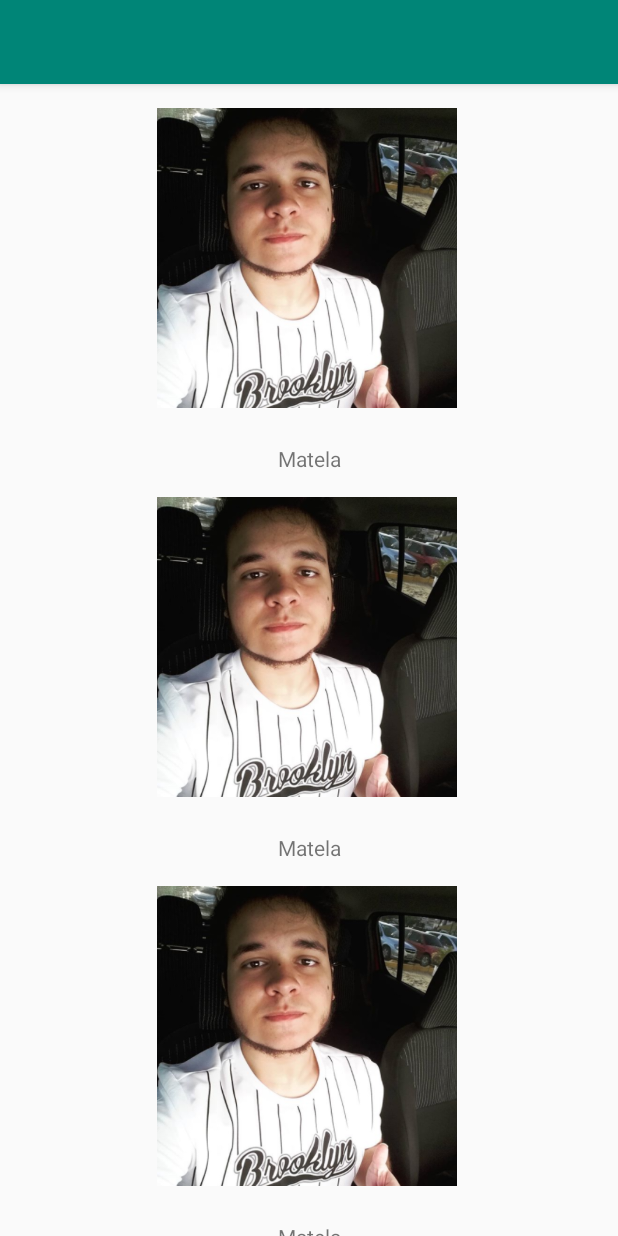
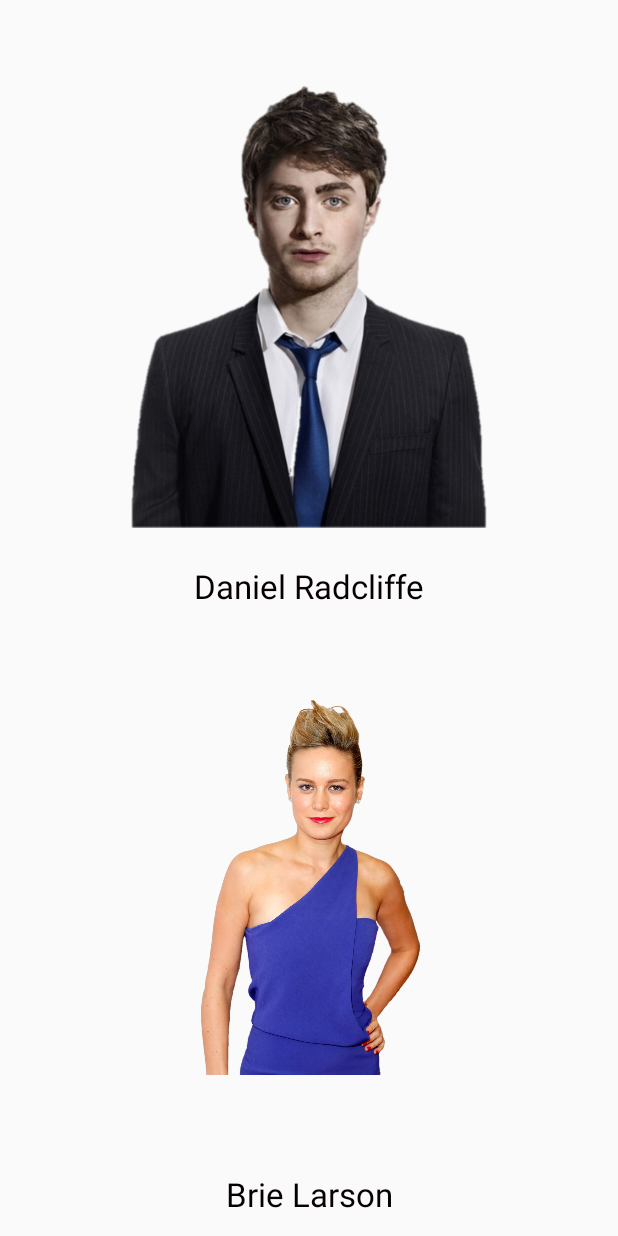
Before and after one commit to matheustimbo/celebrities, an Android app: the screen it shows after launch (MainActivity), on a phone screen of 412 x 824 dp. Run offline under Robolectric (Android 15) with nearby library versions, the phone set to English and light mode, and no system bars.

Commit message:
telas sem a title bar e celebridades na main

```diff
--- a/android/app/src/main/java/com/example/celebrities/DetailsActivity.kt
+++ b/android/app/src/main/java/com/example/celebrities/DetailsActivity.kt
@@ -2,11 +2,13 @@ package com.example.celebrities
 
 import android.app.Activity
 import android.os.Bundle
+import android.view.WindowManager
 
 class DetailsActivity: Activity() {
     override fun onCreate(savedInstanceState: Bundle?) {
         super.onCreate(savedInstanceState)
         setContentView(R.layout.activity_details)
+        window.setFlags(WindowManager.LayoutParams.FLAG_FULLSCREEN, WindowManager.LayoutParams.FLAG_FULLSCREEN)
     }
 
 
--- a/android/app/src/main/java/com/example/celebrities/MainActivity.kt
+++ b/android/app/src/main/java/com/example/celebrities/MainActivity.kt
@@ -2,7 +2,12 @@ package com.example.celebrities
 
 import androidx.appcompat.app.AppCompatActivity
 import android.os.Bundle
+import android.view.WindowManager
+import androidx.core.app.ActivityCompat
+import androidx.core.app.ActivityOptionsCompat
+import androidx.core.view.ViewCompat
 import androidx.recyclerview.widget.LinearLayoutManager
+import androidx.recyclerview.widget.RecyclerView
 import kotlinx.android.synthetic.main.activity_main.*
 import org.jetbrains.anko.startActivity
 
@@ -13,23 +18,40 @@ class MainActivity : AppCompatActivity() {
     override fun onCreate(savedInstanceState: Bundle?) {
         super.onCreate(savedInstanceState)
         setContentView(R.layout.activity_main)
+
+
         celebritiesAdapter = CelebritiesAdapter(
             onItemClicked = {
                 startActivity<DetailsActivity>()
+
             }
         )
-        celebritiesList.layoutManager = LinearLayoutManager(this)
+        celebritiesList.layoutManager = LinearLayoutManager(this) as RecyclerView.LayoutManager?
         celebritiesList.adapter = celebritiesAdapter
 
         var celebrities = mutableListOf<Celebrity>(
-            Celebrity("Matela", R.drawable.matela, "Fala dev"),
-            Celebrity("Matela", R.drawable.matela, "Fala dev"),
-            Celebrity("Matela", R.drawable.matela, "Fala dev"),
-            Celebrity("Matela", R.drawable.matela, "Fala dev")
+            Celebrity("Daniel Radcliffe", R.drawable.danielradcliffe, "Fala dev"),
+            Celebrity("Brie Larson", R.drawable.brielarson, "Fala dev"),
+            Celebrity("Rami Malek", R.drawable.ramimalek, "Fala dev"),
+            Celebrity("Tom Holland", R.drawable.tomholland, "Fala dev"),
+            Celebrity("Scarlet jonhason", R.drawable.scarletjonhason, "Fala dev"),
+            Celebrity("Michael Fassbender", R.drawable.michaelfassbender, "Fala dev"),
+            Celebrity("Miranda Cosgrove", R.drawable.mirandacosgrove, "Fala dev"),
+            Celebrity("Joaquin Phoenix", R.drawable.joaquinphoenixjoker, "Fala dev"),
+            Celebrity("Benedict Cumberbatch", R.drawable.benedictcumberbatch, "Fala dev"),
+            Celebrity("James Mcvoy", R.drawable.jamesmcvoy, "Fala dev")
         )
+
+
 
         celebritiesAdapter.refresh(
             celebrities
         )
     }
 }
+// window.setFlags(WindowManager.LayoutParams.FLAG_FULLSCREEN, WindowManager.LayoutParams.FLAG_FULLSCREEN)
+//
+//
+//
+//
+//
--- a/android/app/src/main/res/layout/celebrity_holder.xml
+++ b/android/app/src/main/res/layout/celebrity_holder.xml
@@ -9,15 +9,15 @@
 
     <ImageView
         android:id="@+id/imageView"
-        android:layout_width="200dp"
-        android:layout_height="200dp"
+        android:layout_width="381dp"
+        android:layout_height="336dp"
         android:layout_marginStart="16dp"
         android:layout_marginTop="16dp"
         android:layout_marginEnd="16dp"
         app:layout_constraintEnd_toEndOf="parent"
         app:layout_constraintHorizontal_bias="0.492"
         app:layout_constraintStart_toStartOf="parent"
-        app:layout_constraintTop_toTopOf="parent"/>
+        app:layout_constraintTop_toTopOf="parent" />
 
     <TextView
         android:id="@+id/textView"
@@ -27,6 +27,8 @@
         android:layout_marginTop="24dp"
         android:layout_marginEnd="16dp"
         android:text="TextView"
+        android:textColor="#070000"
+        android:textSize="22sp"
         app:layout_constraintEnd_toEndOf="parent"
         app:layout_constraintStart_toStartOf="parent"
         app:layout_constraintTop_toBottomOf="@+id/imageView" />
--- a/android/app/src/main/res/values/styles.xml
+++ b/android/app/src/main/res/values/styles.xml
@@ -1,7 +1,7 @@
 <resources>
 
     <!-- Base application theme. -->
-    <style name="AppTheme" parent="Theme.AppCompat.Light.DarkActionBar">
+    <style name="AppTheme" parent="Theme.AppCompat.Light.NoActionBar">
         <!-- Customize your theme here. -->
         <item name="colorPrimary">@color/colorPrimary</item>
         <item name="colorPrimaryDark">@color/colorPrimaryDark</item>
```
Also changed, not shown: android/app/gradle/wrapper/gradle-wrapper.properties (added), android/app/src/main/res/drawable/benedictcumberbatch.png (added), android/app/src/main/res/drawable/brielarson.png (added), android/app/src/main/res/drawable/danielradcliffe.png (added), android/app/src/main/res/drawable/jamesmcvoy.png (added), android/app/src/main/res/drawable/joaquinphoenixjoker.png (added), android/app/src/main/res/drawable/michaelfassbender.png (added), android/app/src/main/res/drawable/mirandacosgrove.png (added), android/app/src/main/res/drawable/ramimalek.png (added), android/app/src/main/res/drawable/robertdownleyjr.png (added), android/app/src/main/res/drawable/scarletjonhason.png (added), android/app/src/main/res/drawable/tomholland.png (added), 3 other files.
